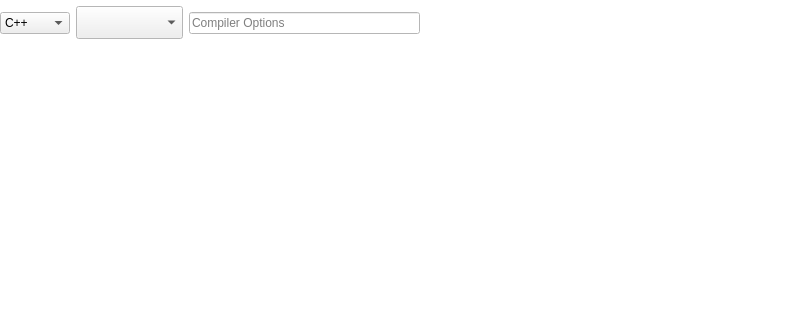
Before: the Qt Designer form mainwindow.ui in missdeer/CodeInspector, drawn with Qt 5; both pictures show x 0 to 800 and y 0 to 320 of the 800 by 480 pixel window.
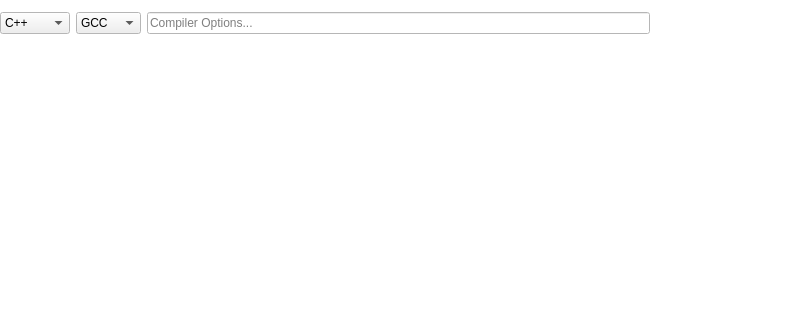
After: the same form once the commit is applied. Icons and pictures are not drawn.

What changed in the file:
```diff
--- a/mainwindow.ui
+++ b/mainwindow.ui
@@ -95,7 +95,7 @@
      <number>0</number>
     </property>
     <item>
-     <layout class="QHBoxLayout" name="horizontalLayout">
+     <layout class="QHBoxLayout" name="horizontalLayout" stretch="0,0,1,0,0">
       <item>
        <widget class="QComboBox" name="cbProgrammingLanguageList">
         <item>
@@ -137,18 +137,27 @@
       </item>
       <item>
        <widget class="QComboBox" name="cbCompilerList">
-        <property name="font">
-         <font>
-          <family>Segoe UI Symbol</family>
-          <pointsize>16</pointsize>
-         </font>
-        </property>
+        <item>
+         <property name="text">
+          <string>GCC</string>
+         </property>
+        </item>
+        <item>
+         <property name="text">
+          <string>MSVC</string>
+         </property>
+        </item>
+        <item>
+         <property name="text">
+          <string>Clang</string>
+         </property>
+        </item>
        </widget>
       </item>
       <item>
        <widget class="QLineEdit" name="edtCompilerOptions">
         <property name="placeholderText">
-         <string>Compiler Options</string>
+         <string>Compiler Options...</string>
         </property>
        </widget>
       </item>
@@ -176,19 +185,6 @@
         </property>
        </widget>
       </item>
-      <item>
-       <spacer name="horizontalSpacer">
-        <property name="orientation">
-         <enum>Qt::Horizontal</enum>
-        </property>
-        <property name="sizeHint" stdset="0">
-         <size>
-          <width>40</width>
-          <height>20</height>
-         </size>
-        </property>
-       </spacer>
-      </item>
       <item>
        <widget class="QPushButton" name="btnConfiguration">
         <property name="font">
```
